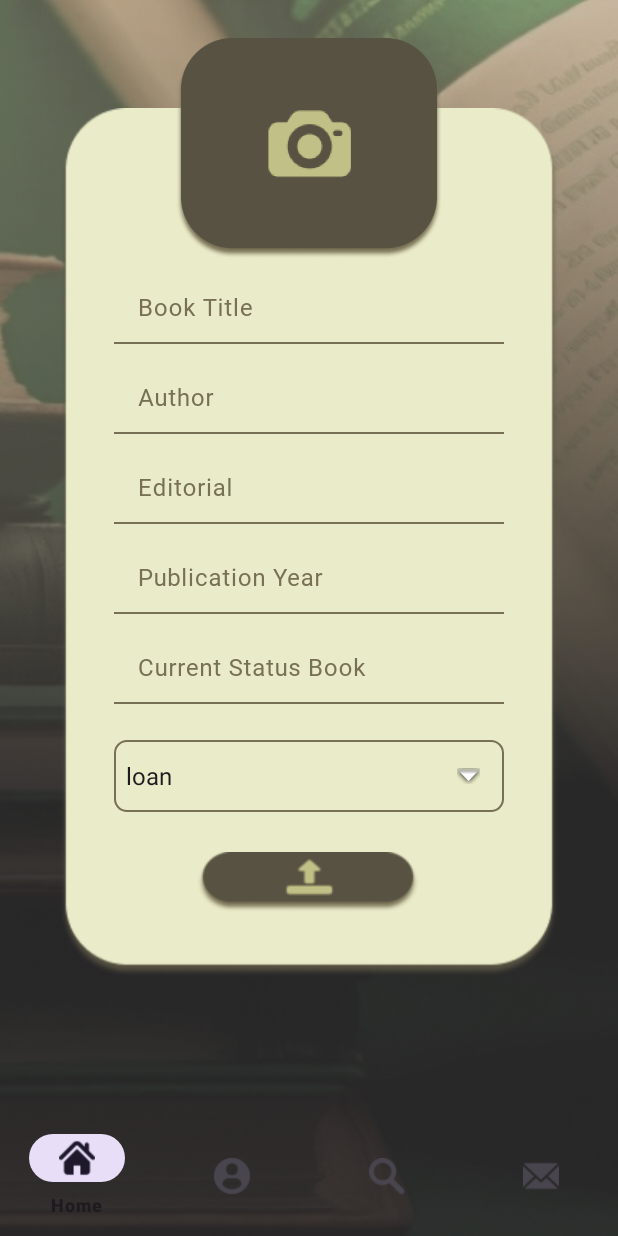
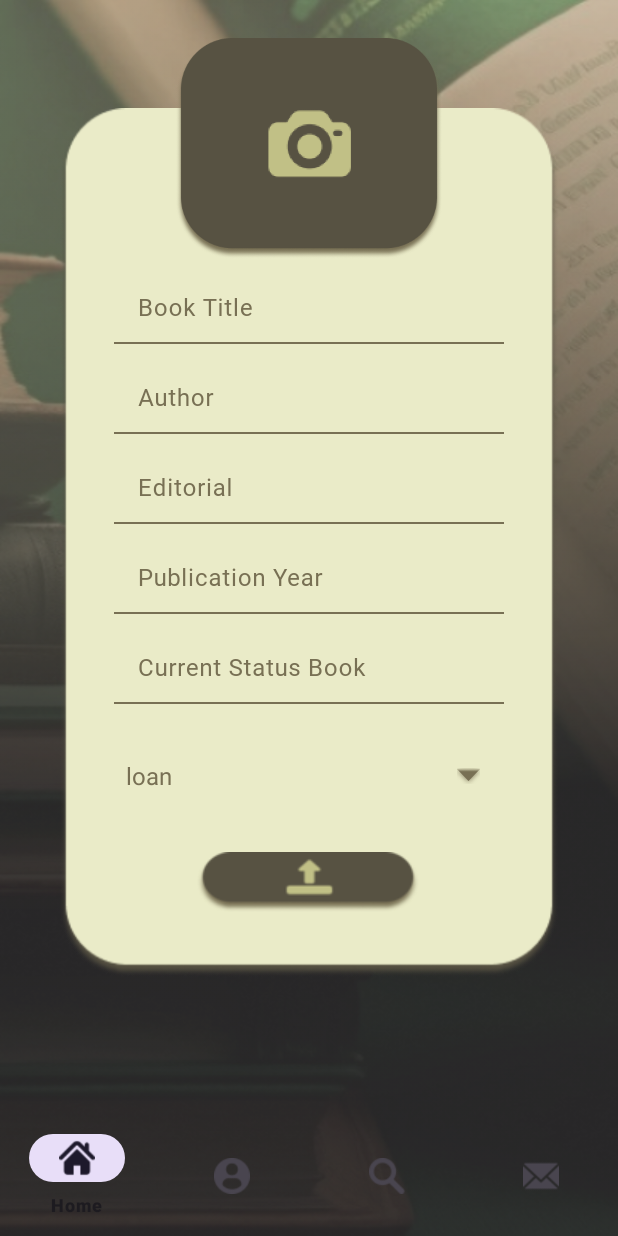
Before and after one commit to Mariamore/ScriptumApp, an Android app: the fragment UploadBookFragment placed in its activity, on a phone screen of 412 x 824 dp. Run offline under Robolectric (Android 15) with nearby library versions, the phone set to English and light mode, and no system bars; our stand-ins replace Firebase (no records; nobody signed in at launch, a user with empty details on screens opened directly).

Commit message:
Cambios en el estilo del spinner.

```diff
--- a/app/src/main/java/com/example/scriptumapp/UploadBookFragment.java
+++ b/app/src/main/java/com/example/scriptumapp/UploadBookFragment.java
@@ -118,9 +118,9 @@
         spinnnerOp.add("exchange");
         spinnnerOp.add("gift");
         //utilizamos ArrayAdpter para adaptar los datos de Spinner
-        ArrayAdapter<String> adapterSpinner = new ArrayAdapter<>(getContext(), android.R.layout.simple_spinner_item, spinnnerOp);
+        ArrayAdapter<String> adapterSpinner = new ArrayAdapter<>(getContext(), R.layout.spinner_item, spinnnerOp);
         //Diseño del despliegue
-        adapterSpinner.setDropDownViewResource(android.R.layout.simple_spinner_dropdown_item);
+        adapterSpinner.setDropDownViewResource(R.layout.spinner_dropdown_item);
         spinner.setAdapter(adapterSpinner);
 
 
--- a/app/src/main/res/drawable/spinner_background.xml
+++ b/app/src/main/res/drawable/spinner_background.xml
@@ -3,15 +3,12 @@
     <item>
         <shape>
             <solid android:color="@color/toastBackground"/>
-            <corners android:radius="8dp"/>
-            <stroke
-                android:width="1dp"
-                android:color="@color/text"/>
         </shape>
     </item>
     <item android:right="16dp">
         <bitmap
             android:gravity="end|center_vertical"
+            android:tint="@color/text"
             android:src="@android:drawable/arrow_down_float"/>
     </item>
 </layer-list>
```
Also changed, not shown: app/src/main/res/layout/spinner_dropdown_item.xml (added, +8 -0 lines).
